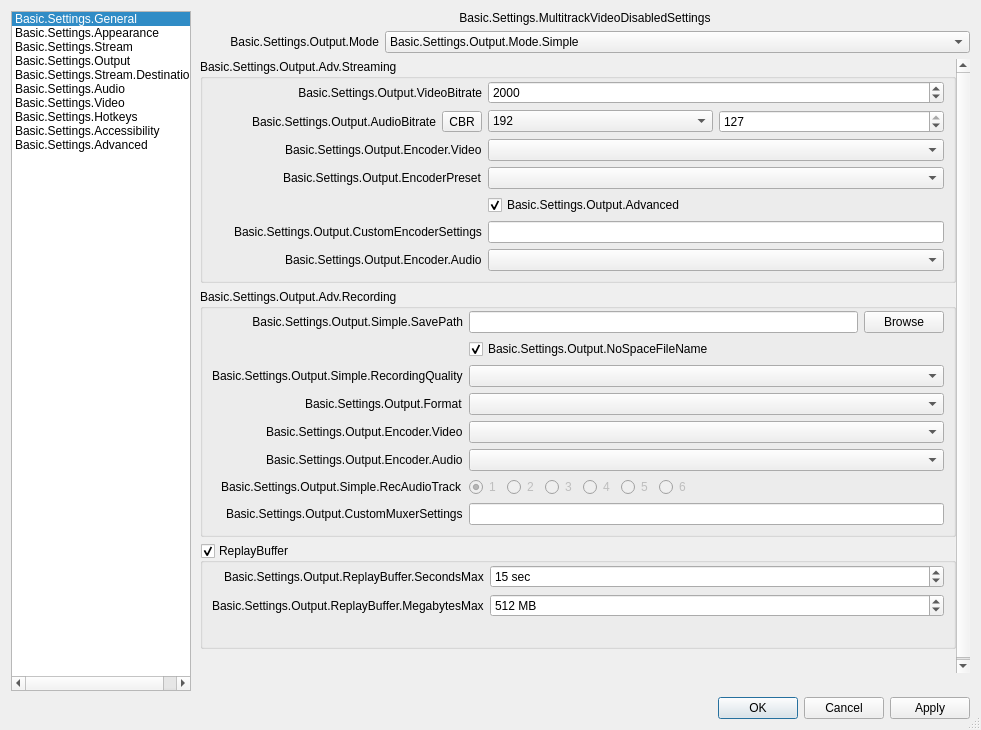
This is frontend/forms/OBSBasicSettings.ui in TheB1gG/obs-studio as Qt 5 draws it before an edit. The edited form follows.
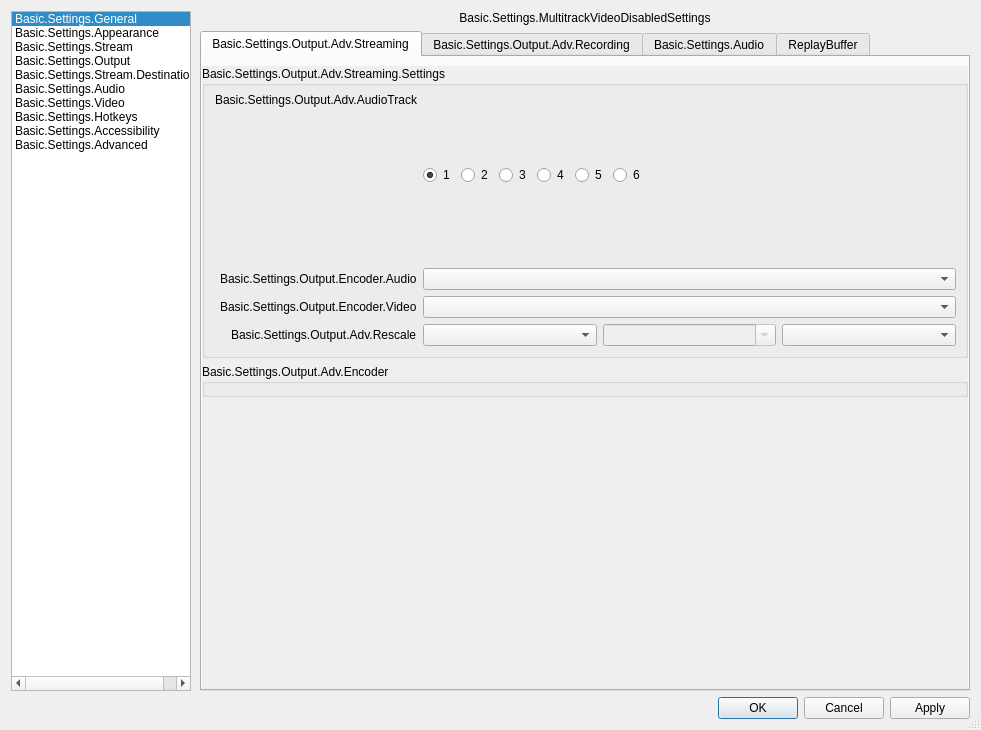
This is the edited form. The open tabs and pages were chosen to show the change. Icons and pictures are not drawn. Custom widgets are drawn as their Qt base class.

Commit message: settings: take the simple output page out of the settings form

Diff of the .ui file:
```diff
--- a/frontend/forms/OBSBasicSettings.ui
+++ b/frontend/forms/OBSBasicSettings.ui
@@ -2363,914 +2363,6 @@
              </widget>
             </item>
             <item>
-             <widget class="QFrame" name="widget">
-              <layout class="QFormLayout" name="formLayout_5">
-               <property name="fieldGrowthPolicy">
-                <enum>QFormLayout::AllNonFixedFieldsGrow</enum>
-               </property>
-               <property name="leftMargin">
-                <number>9</number>
-               </property>
-               <property name="topMargin">
-                <number>0</number>
-               </property>
-               <property name="rightMargin">
-                <number>0</number>
-               </property>
-               <property name="bottomMargin">
-                <number>0</number>
-               </property>
-               <item row="0" column="0">
-                <widget class="QLabel" name="outputModeLabel">
-                 <property name="minimumSize">
-                  <size>
-                   <width>170</width>
-                   <height>0</height>
-                  </size>
-                 </property>
-                 <property name="text">
-                  <string>Basic.Settings.Output.Mode</string>
-                 </property>
-                 <property name="alignment">
-                  <set>Qt::AlignRight|Qt::AlignTrailing|Qt::AlignVCenter</set>
-                 </property>
-                 <property name="buddy">
-                  <cstring>outputMode</cstring>
-                 </property>
-                </widget>
-               </item>
-               <item row="0" column="1">
-                <widget class="QComboBox" name="outputMode">
-                 <property name="enabled">
-                  <bool>true</bool>
-                 </property>
-                 <property name="sizePolicy">
-                  <sizepolicy hsizetype="Expanding" vsizetype="Fixed">
-                   <horstretch>0</horstretch>
-                   <verstretch>0</verstretch>
-                  </sizepolicy>
-                 </property>
-                 <property name="currentIndex">
-                  <number>0</number>
-                 </property>
-                 <item>
-                  <property name="text">
-                   <string>Basic.Settings.Output.Mode.Simple</string>
-                  </property>
-                 </item>
-                 <item>
-                  <property name="text">
-                   <string>Basic.Settings.Output.Mode.Adv</string>
-                  </property>
-                 </item>
-                </widget>
-               </item>
-              </layout>
-             </widget>
-            </item>
-            <item>
-             <widget class="QStackedWidget" name="outputModePages">
-              <property name="currentIndex">
-               <number>0</number>
-              </property>
-              <widget class="QWidget" name="easyOutputsPage">
-               <layout class="QVBoxLayout" name="verticalLayout_3">
-                <property name="leftMargin">
-                 <number>0</number>
-                </property>
-                <property name="topMargin">
-                 <number>0</number>
-                </property>
-                <property name="rightMargin">
-                 <number>0</number>
-                </property>
-                <property name="bottomMargin">
-                 <number>0</number>
-                </property>
-                <item>
-                 <widget class="QScrollArea" name="simpleOutScroll">
-                  <property name="frameShape">
-                   <enum>QFrame::NoFrame</enum>
-                  </property>
-                  <property name="frameShadow">
-                   <enum>QFrame::Plain</enum>
-                  </property>
-                  <property name="lineWidth">
-                   <number>0</number>
-                  </property>
-                  <property name="widgetResizable">
-                   <bool>true</bool>
-                  </property>
-                  <widget class="QWidget" name="scrollAreaWidgetContents_3">
-                   <property name="geometry">
-                    <rect>
-                     <x>0</x>
-                     <y>0</y>
-                     <width>755</width>
-                     <height>609</height>
-                    </rect>
-                   </property>
-                   <property name="sizePolicy">
-                    <sizepolicy hsizetype="Preferred" vsizetype="Preferred">
-                     <horstretch>0</horstretch>
-                     <verstretch>0</verstretch>
-                    </sizepolicy>
-                   </property>
-                   <layout class="QVBoxLayout" name="verticalLayout_52">
-                    <property name="leftMargin">
-                     <number>0</number>
-                    </property>
-                    <property name="topMargin">
-                     <number>0</number>
-                    </property>
-                    <property name="rightMargin">
-                     <number>0</number>
-                    </property>
-                    <property name="bottomMargin">
-                     <number>0</number>
-                    </property>
-                    <item>
-                     <widget class="QGroupBox" name="simpleStreamingGroupBox">
-                      <property name="title">
-                       <string>Basic.Settings.Output.Adv.Streaming</string>
-                      </property>
-                      <layout class="QFormLayout" name="simpleStreamingLayout">
-                       <property name="fieldGrowthPolicy">
-                        <enum>QFormLayout::AllNonFixedFieldsGrow</enum>
-                       </property>
-                       <property name="labelAlignment">
-                        <set>Qt::AlignRight|Qt::AlignTrailing|Qt::AlignVCenter</set>
-                       </property>
-                       <property name="leftMargin">
-                        <number>9</number>
-                       </property>
-                       <property name="topMargin">
-                        <number>2</number>
-                       </property>
-                       <property name="rightMargin">
-                        <number>9</number>
-                       </property>
-                       <property name="bottomMargin">
-                        <number>9</number>
-                       </property>
-                       <item row="0" column="0">
-                        <widget class="QLabel" name="simpleOutputVBitrateLabel">
-                         <property name="minimumSize">
-                          <size>
-                           <width>170</width>
-                           <height>0</height>
-                          </size>
-                         </property>
-                         <property name="text">
-                          <string>Basic.Settings.Output.VideoBitrate</string>
-                         </property>
-                         <property name="alignment">
-                          <set>Qt::AlignRight|Qt::AlignTrailing|Qt::AlignVCenter</set>
-                         </property>
-                         <property name="buddy">
-                          <cstring>simpleOutputVBitrate</cstring>
-                         </property>
-                        </widget>
-                       </item>
-                       <item row="0" column="1">
-                        <widget class="QSpinBox" name="simpleOutputVBitrate">
-                         <property name="minimum">
-                          <number>200</number>
-                         </property>
-                         <property name="maximum">
-                          <number>1000000</number>
-                         </property>
-                         <property name="value">
-                          <number>2000</number>
-                         </property>
-                        </widget>
-                       </item>
-                       <item row="1" column="0">
-                         <widget class="QWidget" name="simpleOutputABitrateLabelWidget" native="false">
-                          <layout class="QHBoxLayout" name="simpleOutputABitrateLabelLayout">
-                           <property name="leftMargin">
-                            <number>0</number>
-                           </property>
-                           <property name="topMargin">
-                            <number>0</number>
-                           </property>
-                           <property name="rightMargin">
-                            <number>0</number>
-                           </property>
-                           <property name="bottomMargin">
-                            <number>0</number>
-                           </property>
-                           <item>
-                            <spacer name="simpleOutputABitrateLabelSpacer">
-                             <property name="orientation">
-                              <enum>Qt::Horizontal</enum>
-                             </property>
-                             <property name="sizeHint" stdset="0">
-                              <size>
-                               <width>40</width>
-                               <height>20</height>
-                              </size>
-                             </property>
-                            </spacer>
-                           </item>
-                           <item>
-                            <widget class="QLabel" name="simpleOutputABitrateLabel">
-                             <property name="text">
-                              <string>Basic.Settings.Output.AudioBitrate</string>
-                             </property>
-                             <property name="buddy">
-                              <cstring>simpleOutputABitrate</cstring>
-                             </property>
-                            </widget>
-                           </item>
-                           <item>
-                            <widget class="QToolButton" name="simpleOutputABitrateMode">
-                             <property name="text">
-                              <string>CBR</string>
-                             </property>
-                             <property name="checkable">
-                              <bool>true</bool>
-                             </property>
-                             <property name="checked">
-                              <bool>false</bool>
-                             </property>
-                             <property name="toolButtonStyle">
-                              <enum>Qt::ToolButtonTextOnly</enum>
-                             </property>
-                            </widget>
-                           </item>
-                          </layout>
-                         </widget>
-                       </item>
-                       <item row="1" column="1">
-                         <widget class="QWidget" name="simpleOutputABitrateFieldWidget" native="false">
-                          <layout class="QHBoxLayout" name="simpleOutputABitrateFieldLayout">
-                           <property name="leftMargin">
-                            <number>0</number>
-                           </property>
-                           <property name="topMargin">
-                            <number>0</number>
-                           </property>
-                           <property name="rightMargin">
-                            <number>0</number>
-                           </property>
-                           <property name="bottomMargin">
-                            <number>0</number>
-                           </property>
-                           <item>
-                        <widget class="QComboBox" name="simpleOutputABitrate">
-                         <property name="currentIndex">
-                          <number>8</number>
-                         </property>
-                         <item>
-                          <property name="text">
-                           <string>32</string>
-                          </property>
-                         </item>
-                         <item>
-                          <property name="text">
-                           <string>48</string>
-                          </property>
-                         </item>
-                         <item>
-                          <property name="text">
-                           <string>64</string>
-                          </property>
-                         </item>
-                         <item>
-                          <property name="text">
-                           <string>80</string>
-                          </property>
-                         </item>
-                         <item>
-                          <property name="text">
-                           <string>96</string>
-                          </property>
-                         </item>
-                         <item>
-                          <property name="text">
-                           <string>112</string>
-                          </property>
-                         </item>
-                         <item>
-                          <property name="text">
-                           <string>128</string>
-                          </property>
-                         </item>
-                         <item>
-                          <property name="text">
-                           <string>160</string>
-                          </property>
-                         </item>
-                         <item>
-                          <property name="text">
-                           <string>192</string>
-                          </property>
-                         </item>
-                         <item>
-                          <property name="text">
-                           <string>256</string>
-                          </property>
-                         </item>
-                         <item>
-                          <property name="text">
-                           <string>320</string>
-                          </property>
-                         </item>
-                        </widget>
-                           </item>
-                           <item>
-                            <widget class="QSpinBox" name="simpleOutputAQuality">
-                             <property name="minimum">
-                              <number>0</number>
-                             </property>
-                             <property name="maximum">
-                              <number>127</number>
-                             </property>
-                             <property name="value">
-                              <number>127</number>
-                             </property>
-                            </widget>
-                           </item>
-                          </layout>
-                         </widget>
-                       </item>
-                       <item row="2" column="0">
-                        <widget class="QLabel" name="simpleOutStrEncoderLabel">
-                         <property name="text">
-                          <string>Basic.Settings.Output.Encoder.Video</string>
-                         </property>
-                         <property name="buddy">
-                          <cstring>simpleOutRecEncoder</cstring>
-                         </property>
-                        </widget>
-                       </item>
-                       <item row="2" column="1">
-                        <widget class="QComboBox" name="simpleOutStrEncoder"/>
-                       </item>
-                       <item row="3" column="0">
-                        <widget class="QLabel" name="simpleOutPresetLabel">
-                         <property name="enabled">
-                          <bool>true</bool>
-                         </property>
-                         <property name="text">
-                          <string>Basic.Settings.Output.EncoderPreset</string>
-                         </property>
-                         <property name="buddy">
-                          <cstring>simpleOutPreset</cstring>
-                         </property>
-                        </widget>
-                       </item>
-                       <item row="3" column="1">
-                        <widget class="QComboBox" name="simpleOutPreset"/>
-                       </item>
-                       <item row="4" column="1">
-                        <widget class="QCheckBox" name="simpleOutAdvanced">
-                         <property name="text">
-                          <string>Basic.Settings.Output.Advanced</string>
-                         </property>
-                         <property name="checked">
-                          <bool>true</bool>
-                         </property>
-                        </widget>
-                       </item>
-                       <item row="5" column="0">
-                        <widget class="QLabel" name="simpleOutCustomLabel">
-                         <property name="text">
-                          <string>Basic.Settings.Output.CustomEncoderSettings</string>
-                         </property>
-                         <property name="buddy">
-                          <cstring>simpleOutCustom</cstring>
-                         </property>
-                        </widget>
-                       </item>
-                       <item row="5" column="1">
-                        <widget class="QLineEdit" name="simpleOutCustom"/>
-                       </item>
-                       <item row="6" column="0">
-                        <widget class="QLabel" name="simpleOutStrAEncoderLabel">
-                         <property name="text">
-                          <string>Basic.Settings.Output.Encoder.Audio</string>
-                         </property>
-                         <property name="buddy">
-                          <cstring>simpleOutStrAEncoder</cstring>
-                         </property>
-                        </widget>
-                       </item>
-                       <item row="6" column="1">
-                        <widget class="QComboBox" name="simpleOutStrAEncoder"/>
-                       </item>
-                      </layout>
-                     </widget>
-                    </item>
-                    <item>
-                     <widget class="QGroupBox" name="simpleRecordingGroupBox">
-                      <property name="title">
-                       <string>Basic.Settings.Output.Adv.Recording</string>
-                      </property>
-                      <layout class="QFormLayout" name="formLayout_6">
-                       <property name="fieldGrowthPolicy">
-                        <enum>QFormLayout::AllNonFixedFieldsGrow</enum>
-                       </property>
-                       <property name="labelAlignment">
-                        <set>Qt::AlignRight|Qt::AlignTrailing|Qt::AlignVCenter</set>
-                       </property>
-                       <property name="leftMargin">
-                        <number>9</number>
-                       </property>
-                       <property name="topMargin">
-                        <number>2</number>
-                       </property>
-                       <property name="rightMargin">
-                        <number>9</number>
-                       </property>
-                       <property name="bottomMargin">
-                        <number>9</number>
-                       </property>
-                       <item row="0" column="0">
-                        <widget class="QLabel" name="label_18">
-                         <property name="minimumSize">
-                          <size>
-                           <width>170</width>
-                           <height>0</height>
-                          </size>
-                         </property>
-                         <property name="text">
-                          <string>Basic.Settings.Output.Simple.SavePath</string>
-                         </property>
-                         <property name="alignment">
-                          <set>Qt::AlignRight|Qt::AlignTrailing|Qt::AlignVCenter</set>
-                         </property>
-                         <property name="buddy">
-                          <cstring>simpleOutputPath</cstring>
-                         </property>
-                        </widget>
-                       </item>
-                       <item row="0" column="1">
-                        <layout class="QHBoxLayout" name="horizontalLayout_5">
-                         <item>
-                          <widget class="QLineEdit" name="simpleOutputPath">
-                           <property name="enabled">
-                            <bool>true</bool>
-                           </property>
-                          </widget>
-                         </item>
-                         <item>
-                          <widget class="QPushButton" name="simpleOutputBrowse">
-                           <property name="enabled">
-                            <bool>true</bool>
-                           </property>
-                           <property name="text">
-                            <string>Browse</string>
-                           </property>
-                          </widget>
-                         </item>
-                        </layout>
-                       </item>
-                       <item row="1" column="1">
-                        <widget class="QCheckBox" name="simpleNoSpace">
-                         <property name="text">
-                          <string>Basic.Settings.Output.NoSpaceFileName</string>
-                         </property>
-                         <property name="checked">
-                          <bool>true</bool>
-                         </property>
-                        </widget>
-                       </item>
-                       <item row="2" column="0">
-                        <widget class="QLabel" name="label_26">
-                         <property name="text">
-                          <string>Basic.Settings.Output.Simple.RecordingQuality</string>
-                         </property>
-                         <property name="buddy">
-                          <cstring>simpleOutRecQuality</cstring>
-                         </property>
-                        </widget>
-                       </item>
-                       <item row="2" column="1">
-                        <widget class="QComboBox" name="simpleOutRecQuality"/>
-                       </item>
-                       <item row="3" column="0">
-                        <widget class="QLabel" name="simpleOutRecFormatLabel">
-                         <property name="text">
-                          <string>Basic.Settings.Output.Format</string>
-                         </property>
-                         <property name="buddy">
-                          <cstring>simpleOutRecFormat</cstring>
-                         </property>
-                        </widget>
-                       </item>
-                       <item row="3" column="1">
-                        <widget class="QComboBox" name="simpleOutRecFormat">
-                         <property name="editable">
-                          <bool>false</bool>
-                         </property>
-                         <property name="currentText">
-                          <string/>
-                         </property>
-                        </widget>
-                       </item>
-                       <item row="4" column="0">
-                        <widget class="QLabel" name="simpleOutRecEncoderLabel">
-                         <property name="text">
-                          <string>Basic.Settings.Output.Encoder.Video</string>
-                         </property>
-                         <property name="buddy">
-                          <cstring>simpleOutRecEncoder</cstring>
-                         </property>
-                        </widget>
-                       </item>
-                       <item row="4" column="1">
-                        <widget class="QComboBox" name="simpleOutRecEncoder"/>
-                       </item>
-                       <item row="5" column="0">
-                        <widget class="QLabel" name="simpleOutRecAEncoderLabel">
-                         <property name="text">
-                          <string>Basic.Settings.Output.Encoder.Audio</string>
-                         </property>
-                         <property name="buddy">
-                          <cstring>simpleOutRecAEncoder</cstring>
-                         </property>
-                        </widget>
-                       </item>
-                       <item row="5" column="1">
-                        <widget class="QComboBox" name="simpleOutRecAEncoder"/>
-                       </item>
-                       <item row="6" column="0">
-                        <widget class="QLabel" name="simplerectrack_label">
-                         <property name="text">
-                          <string>Basic.Settings.Output.Simple.RecAudioTrack</string>
-                         </property>
-                        </widget>
-                       </item>
-                       <item row="6" column="1">
-                        <widget class="QStackedWidget" name="simpleRecTrackWidget">
-                         <property name="sizePolicy">
-                          <sizepolicy hsizetype="Maximum" vsizetype="Preferred">
-                           <horstretch>0</horstretch>
-                           <verstretch>0</verstretch>
-                          </sizepolicy>
-                         </property>
-                         <property name="currentIndex">
-                          <number>0</number>
-                         </property>
-                         <widget class="QWidget" name="simpleRecTracks">
-                          <layout class="QHBoxLayout" name="horizontalLayoutSimpleTracks">
-                           <property name="leftMargin">
-                            <number>0</number>
-                           </property>
-                           <property name="topMargin">
-                            <number>0</number>
-                           </property>
-                           <property name="rightMargin">
-                            <number>0</number>
-                           </property>
-                           <property name="bottomMargin">
-                            <number>0</number>
-                           </property>
-                           <item>
-                            <widget class="QCheckBox" name="simpleOutRecTrack1">
-                             <property name="sizePolicy">
-                              <sizepolicy hsizetype="Minimum" vsizetype="Preferred">
-                               <horstretch>0</horstretch>
-                               <verstretch>0</verstretch>
-                              </sizepolicy>
-                             </property>
-                             <property name="text">
-                              <string notr="true">1</string>
-                             </property>
-                            </widget>
-                           </item>
-                           <item>
-                            <widget class="QCheckBox" name="simpleOutRecTrack2">
-                             <property name="sizePolicy">
-                              <sizepolicy hsizetype="Minimum" vsizetype="Preferred">
-                               <horstretch>0</horstretch>
-                               <verstretch>0</verstretch>
-                              </sizepolicy>
-                             </property>
-                             <property name="text">
-                              <string notr="true">2</string>
-                             </property>
-                            </widget>
-                           </item>
-                           <item>
-                            <widget class="QCheckBox" name="simpleOutRecTrack3">
-                             <property name="sizePolicy">
-                              <sizepolicy hsizetype="Minimum" vsizetype="Preferred">
-                               <horstretch>0</horstretch>
-                               <verstretch>0</verstretch>
-                              </sizepolicy>
-                             </property>
-                             <property name="text">
-                              <string notr="true">3</string>
-                             </property>
-                            </widget>
-                           </item>
-                           <item>
-                            <widget class="QCheckBox" name="simpleOutRecTrack4">
-                             <property name="sizePolicy">
-                              <sizepolicy hsizetype="Minimum" vsizetype="Preferred">
-                               <horstretch>0</horstretch>
-                               <verstretch>0</verstretch>
-                              </sizepolicy>
-                             </property>
-                             <property name="text">
-                              <string notr="true">4</string>
-                             </property>
-                            </widget>
-                           </item>
-                           <item>
-                            <widget class="QCheckBox" name="simpleOutRecTrack5">
-                             <property name="sizePolicy">
-                              <sizepolicy hsizetype="Minimum" vsizetype="Preferred">
-                               <horstretch>0</horstretch>
-                               <verstretch>0</verstretch>
-                              </sizepolicy>
-                             </property>
-                             <property name="text">
-                              <string notr="true">5</string>
-                             </property>
-                            </widget>
-                           </item>
-                           <item>
-                            <widget class="QCheckBox" name="simpleOutRecTrack6">
-                             <property name="sizePolicy">
-                              <sizepolicy hsizetype="Minimum" vsizetype="Preferred">
-                               <horstretch>0</horstretch>
-                               <verstretch>0</verstretch>
-                              </sizepolicy>
-                             </property>
-                             <property name="text">
-                              <string notr="true">6</string>
-                             </property>
-                            </widget>
-                           </item>
-                          </layout>
-                         </widget>
-                         <widget class="QWidget" name="simpleFlvTracks">
-                          <property name="enabled">
-                           <bool>false</bool>
-                          </property>
-                          <layout class="QHBoxLayout" name="horizontalLayoutSimpleFLVTracks">
-                           <property name="leftMargin">
-                            <number>0</number>
-                           </property>
-                           <property name="topMargin">
-                            <number>0</number>
-                           </property>
-                           <property name="rightMargin">
-                            <number>0</number>
-                           </property>
-                           <property name="bottomMargin">
-                            <number>0</number>
-                           </property>
-                           <item>
-                            <widget class="QRadioButton" name="simpleFlvTrack1">
-                             <property name="sizePolicy">
-                              <sizepolicy hsizetype="Minimum" vsizetype="Preferred">
-                               <horstretch>0</horstretch>
-                               <verstretch>0</verstretch>
-                              </sizepolicy>
-                             </property>
-                             <property name="text">
-                              <string>1</string>
-                             </property>
-                             <property name="checked">
-                              <bool>true</bool>
-                             </property>
-                            </widget>
-                           </item>
-                           <item>
-                            <widget class="QRadioButton" name="simpleFlvTrack2">
-                             <property name="sizePolicy">
-                              <sizepolicy hsizetype="Minimum" vsizetype="Preferred">
-                               <horstretch>0</horstretch>
-                               <verstretch>0</verstretch>
-                              </sizepolicy>
-                             </property>
-                             <property name="text">
-                              <string>2</string>
-                             </property>
-                            </widget>
-                           </item>
-                           <item>
-                            <widget class="QRadioButton" name="simpleFlvTrack3">
-                             <property name="sizePolicy">
-                              <sizepolicy hsizetype="Minimum" vsizetype="Preferred">
-                               <horstretch>0</horstretch>
-                               <verstretch>0</verstretch>
-                              </sizepolicy>
-                             </property>
-                             <property name="text">
-                              <string>3</string>
-                             </property>
-                            </widget>
-                           </item>
-                           <item>
-                            <widget class="QRadioButton" name="simpleFlvTrack4">
-                             <property name="sizePolicy">
-                              <sizepolicy hsizetype="Minimum" vsizetype="Preferred">
-                               <horstretch>0</horstretch>
-                               <verstretch>0</verstretch>
-                              </sizepolicy>
-                             </property>
-                             <property name="text">
-                              <string>4</string>
-                             </property>
-                            </widget>
-                           </item>
-                           <item>
-                            <widget class="QRadioButton" name="simpleFlvTrack5">
-                             <property name="sizePolicy">
-                              <sizepolicy hsizetype="Minimum" vsizetype="Preferred">
-                               <horstretch>0</horstretch>
-                               <verstretch>0</verstretch>
-                              </sizepolicy>
-                             </property>
-                             <property name="text">
-                              <string>5</string>
-                             </property>
-                            </widget>
-                           </item>
-                           <item>
-                            <widget class="QRadioButton" name="simpleFlvTrack6">
-                             <property name="sizePolicy">
-                              <sizepolicy hsizetype="Minimum" vsizetype="Preferred">
-                               <horstretch>0</horstretch>
-                               <verstretch>0</verstretch>
-                              </sizepolicy>
-                             </property>
-                             <property name="text">
-                              <string>6</string>
-                             </property>
-                            </widget>
-                           </item>
-                          </layout>
-                         </widget>
-                        </widget>
-                       </item>
-                       <item row="7" column="0">
-                        <widget class="QLabel" name="label_420">
-                         <property name="text">
-                          <string>Basic.Settings.Output.CustomMuxerSettings</string>
-                         </property>
-                         <property name="buddy">
-                          <cstring>simpleOutMuxCustom</cstring>
-                         </property>
-                        </widget>
-                       </item>
-                       <item row="7" column="1">
-                        <widget class="QLineEdit" name="simpleOutMuxCustom"/>
-                       </item>
-                      </layout>
-                     </widget>
-                    </item>
-                    <item>
-                     <widget class="QGroupBox" name="simpleReplayBuf">
-                      <property name="title">
-                       <string>ReplayBuffer</string>
-                      </property>
-                      <property name="checkable">
-                       <bool>true</bool>
-                      </property>
-                      <property name="checked">
-                       <bool>true</bool>
-                      </property>
-                      <layout class="QFormLayout" name="formLayout_24">
-                       <property name="fieldGrowthPolicy">
-                        <enum>QFormLayout::AllNonFixedFieldsGrow</enum>
-                       </property>
-                       <property name="labelAlignment">
-                        <set>Qt::AlignRight|Qt::AlignTrailing|Qt::AlignVCenter</set>
-                       </property>
-                       <property name="leftMargin">
-                        <number>9</number>
-                       </property>
-                       <property name="topMargin">
-                        <number>2</number>
-                       </property>
-                       <property name="rightMargin">
-                        <number>9</number>
-                       </property>
-                       <property name="bottomMargin">
-                        <number>9</number>
-                       </property>
-                       <item row="0" column="0">
-                        <widget class="QLabel" name="label_35">
-                         <property name="text">
-                          <string>Basic.Settings.Output.ReplayBuffer.SecondsMax</string>
-                         </property>
-                        </widget>
-                       </item>
-                       <item row="0" column="1">
-                        <widget class="QSpinBox" name="simpleRBSecMax">
-                         <property name="suffix">
-                          <string notr="true"> sec</string>
-                         </property>
-                         <property name="minimum">
-                          <number>5</number>
-                         </property>
-                         <property name="maximum">
-                          <number>21600</number>
-                         </property>
-                         <property name="value">
-                          <number>15</number>
-                         </property>
-                        </widget>
-                       </item>
-                       <item row="1" column="0">
-                        <widget class="QLabel" name="simpleRBMegsMaxLabel">
-                         <property name="text">
-                          <string>Basic.Settings.Output.ReplayBuffer.MegabytesMax</string>
-                         </property>
-                        </widget>
-                       </item>
-                       <item row="1" column="1">
-                        <widget class="QSpinBox" name="simpleRBMegsMax">
-                         <property name="suffix">
-                          <string notr="true"> MB</string>
-                         </property>
-                         <property name="minimum">
-                          <number>20</number>
-                         </property>
-                         <property name="maximum">
-                          <number>8192</number>
-                         </property>
-                         <property name="value">
-                          <number>512</number>
-                         </property>
-                        </widget>
-                       </item>
-                       <item row="2" column="1">
-                        <widget class="QLabel" name="simpleRBEstimate">
-                         <property name="text">
-                          <string notr="true"/>
-                         </property>
-                        </widget>
-                       </item>
-                      </layout>
-                     </widget>
-                    </item>
-                    <item>
-                     <widget class="QFrame" name="simpleOutputContainer">
-                      <property name="minimumSize">
-                       <size>
-                        <width>0</width>
-                        <height>20</height>
-                       </size>
-                      </property>
-                      <layout class="QVBoxLayout" name="verticalLayout_4">
-                       <property name="leftMargin">
-                        <number>0</number>
-                       </property>
-                       <property name="topMargin">
-                        <number>0</number>
-                       </property>
-                       <property name="rightMargin">
-                        <number>0</number>
-                       </property>
-                       <property name="bottomMargin">
-                        <number>0</number>
-                       </property>
-                      </layout>
-                     </widget>
-                    </item>
-                    <item>
-                     <spacer name="verticalSpacer_2">
-                      <property name="orientation">
-                       <enum>Qt::Vertical</enum>
-                      </property>
-                      <property name="sizeHint" stdset="0">
-                       <size>
-                        <width>20</width>
-                        <height>0</height>
-                       </size>
-                      </property>
-                     </spacer>
-                    </item>
-                   </layout>
-                  </widget>
-                 </widget>
-                </item>
-                <item>
-                 <layout class="QVBoxLayout" name="simpleOutInfoLayout">
-                  <property name="leftMargin">
-                   <number>9</number>
-                  </property>
-                  <property name="topMargin">
-                   <number>9</number>
-                  </property>
-                  <property name="rightMargin">
-                   <number>9</number>
-                  </property>
-                  <property name="bottomMargin">
-                   <number>9</number>
-                  </property>
-                 </layout>
-                </item>
-               </layout>
-              </widget>
               <widget class="QWidget" name="advOutputsPage">
                <layout class="QVBoxLayout" name="verticalLayout_8">
                 <property name="leftMargin">
@@ -6380,7 +5472,6 @@
                 </item>
                </layout>
               </widget>
-             </widget>
             </item>
            </layout>
           </widget>
```
Left out of the diff: 85 changed lines with no effect on the pictures. The commit also changes 1 other file.
